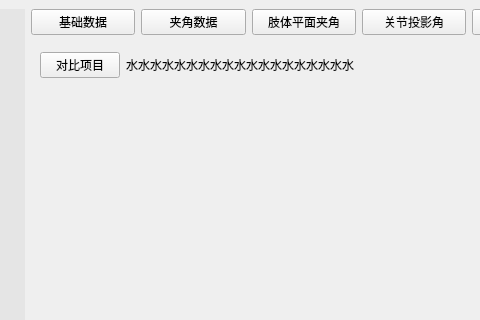
First picture: the form in ui/recordDetail.ui, repository zgr126/100m, before the edit; both pictures show x 144 to 624 and y 0 to 320 of the 950 by 622 pixel window.
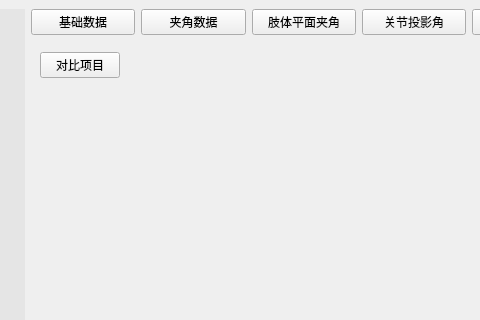
Second picture: the form after the edit.

```diff
--- a/ui/recordDetail.ui
+++ b/ui/recordDetail.ui
@@ -300,7 +300,7 @@
                 <item>
                  <widget class="QLabel" name="label_80">
                   <property name="text">
-                   <string>水水水水水水水水水水水水水水水水水水水</string>
+                   <string/>
                   </property>
                  </widget>
                 </item>
```
Left out of the diff: 8 changed lines with no effect on the pictures.
